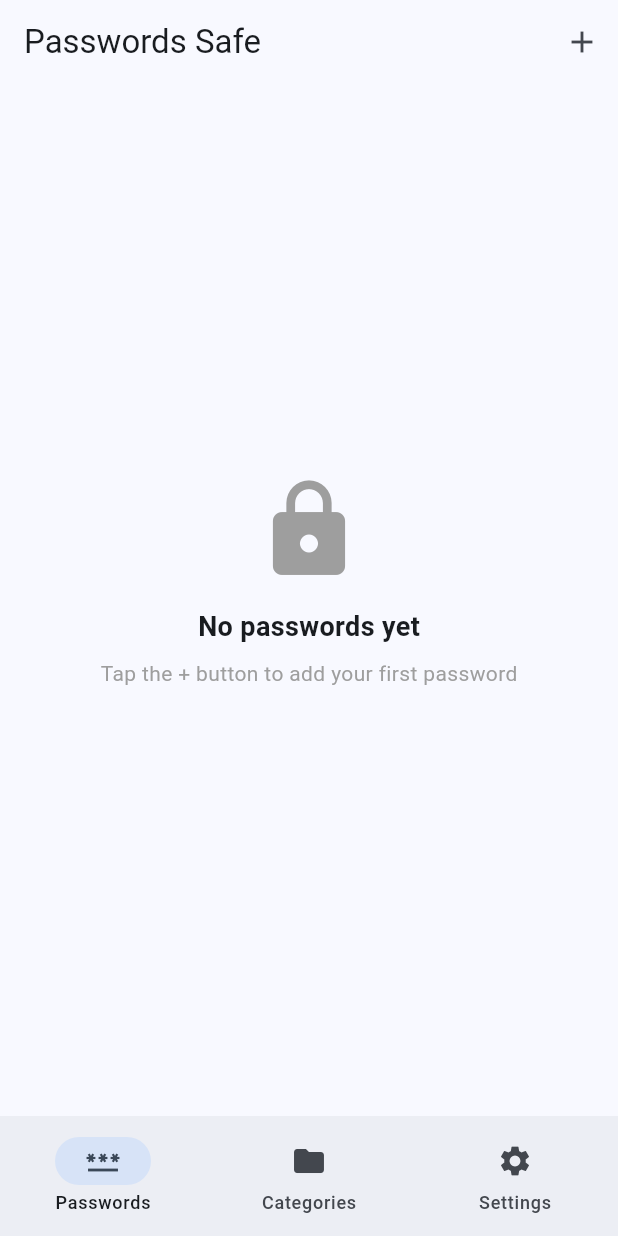
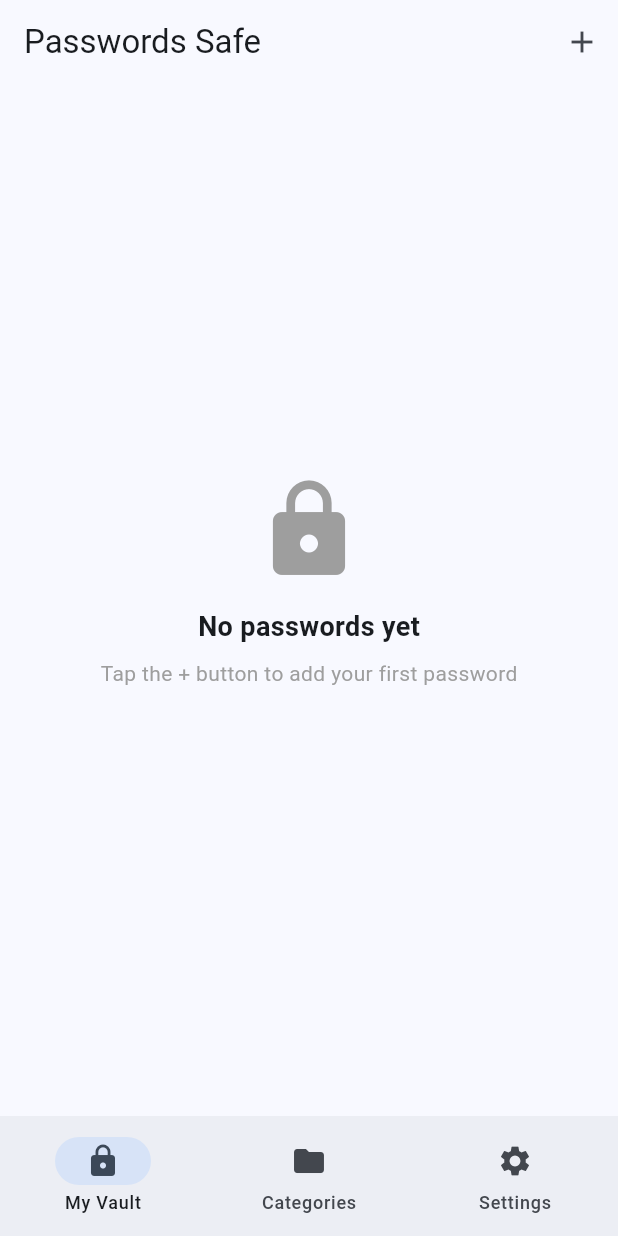
Before and after one commit to droidcon-academy/flutter-get_it, a Flutter app: the screen it shows after launch, on a phone screen of 412 x 824 dp. Run offline on Flutter 3.47's test engine with Material 3 defaults, Android fonts, the phone set to English and light mode, and no system bars; our stand-ins replace flutter_secure_storage, isar, shared_preferences; missing offline and left inert: encrypt, pointycastle; accounts and stored records are empty; generated files the repository leaves out were written again.

Commit message:
refactor: revert anywanted changes

```diff
--- a/source-code/starter-project/lib/main.dart
+++ b/source-code/starter-project/lib/main.dart
@@ -1,4 +1,4 @@
-import 'package:da_get_it/core/di/app_dependencies.dart';
+import 'package:da_get_it/core/di/dependencies.dart';
 import 'package:da_get_it/views/home_screen.dart';
 import 'package:flutter/material.dart';
 
--- a/source-code/starter-project/lib/views/categories_list.dart
+++ b/source-code/starter-project/lib/views/categories_list.dart
@@ -1,4 +1,4 @@
-import 'package:da_get_it/core/di/app_dependencies.dart';
+import 'package:da_get_it/core/di/dependencies.dart';
 import 'package:da_get_it/viewmodels/category_viewmodel.dart';
 import 'package:da_get_it/viewmodels/password_list_viewmodel.dart';
 import 'package:da_get_it/widgets/messages.dart';
--- a/source-code/starter-project/lib/views/home_screen.dart
+++ b/source-code/starter-project/lib/views/home_screen.dart
@@ -1,4 +1,4 @@
-import 'package:da_get_it/core/di/app_dependencies.dart';
+import 'package:da_get_it/core/di/dependencies.dart';
 import 'package:da_get_it/viewmodels/password_list_viewmodel.dart';
 import 'package:da_get_it/views/add_password_screen.dart';
 import 'package:da_get_it/views/categories_list.dart';
@@ -56,8 +56,8 @@ class _HomeScreenState extends State<HomeScreen> {
             },
             destinations: const [
               NavigationDestination(
-                icon: Icon(Icons.password),
-                label: 'Passwords',
+                icon: Icon(Icons.lock),
+                label: 'My Vault',
               ),
               NavigationDestination(
                 icon: Icon(Icons.folder),
--- a/source-code/starter-project/lib/views/password_list.dart
+++ b/source-code/starter-project/lib/views/password_list.dart
@@ -1,6 +1,6 @@
 import 'dart:async';
 
-import 'package:da_get_it/core/di/app_dependencies.dart';
+import 'package:da_get_it/core/di/dependencies.dart';
 import 'package:da_get_it/models/password_model.dart';
 import 'package:da_get_it/viewmodels/password_list_viewmodel.dart';
 import 'package:da_get_it/views/password_details_screen.dart';
--- a/source-code/starter-project/lib/views/settings_list.dart
+++ b/source-code/starter-project/lib/views/settings_list.dart
@@ -1,4 +1,4 @@
-import 'package:da_get_it/core/di/app_dependencies.dart';
+import 'package:da_get_it/core/di/dependencies.dart';
 import 'package:flutter/material.dart';
 
 class SettingsList extends StatelessWidget {
```
Also changed, not shown: source-code/starter-project/lib/views/add_password_screen.dart (+22 -19 lines), source-code/starter-project/lib/views/password_details_screen.dart (+7 -3 lines), source-code/starter-project/lib/core/di/dependencies.dart (renamed from source-code/starter-project/lib/core/di/app_dependencies.dart), 1 other file.
